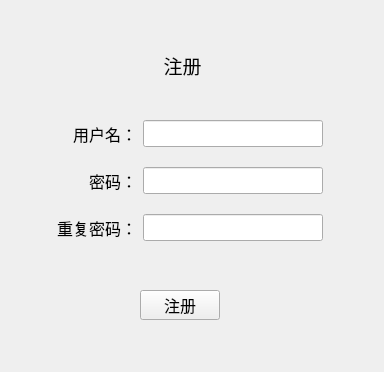
Qt form forms/form_register.ui (FrancisOWO/NetSyncDisk) before a commit.
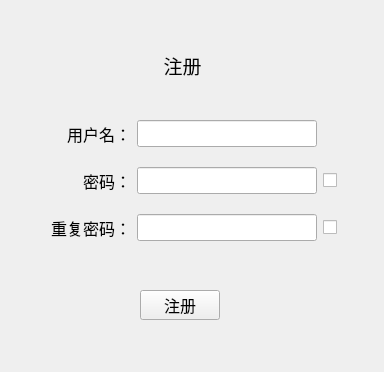
The same form after that commit.

The edit to the form file:
```diff
--- a/forms/form_register.ui
+++ b/forms/form_register.ui
@@ -52,12 +52,12 @@
     <string>注册</string>
    </property>
   </widget>
-  <widget class="QWidget" name="layoutWidget">
+  <widget class="QWidget" name="">
    <property name="geometry">
     <rect>
-     <x>50</x>
+     <x>51</x>
      <y>120</y>
-     <width>273</width>
+     <width>299</width>
      <height>121</height>
     </rect>
    </property>
@@ -98,6 +98,19 @@
       </property>
      </widget>
     </item>
+    <item row="0" column="2" rowspan="2">
+     <spacer name="verticalSpacer_5">
+      <property name="orientation">
+       <enum>Qt::Vertical</enum>
+      </property>
+      <property name="sizeHint" stdset="0">
+       <size>
+        <width>20</width>
+        <height>40</height>
+       </size>
+      </property>
+     </spacer>
+    </item>
     <item row="1" column="0">
      <spacer name="verticalSpacer_4">
       <property name="orientation">
@@ -163,6 +176,18 @@
       </property>
      </widget>
     </item>
+    <item row="2" column="2">
+     <widget class="QCheckBox" name="chkPwd1Vis">
+      <property name="font">
+       <font>
+        <pointsize>10</pointsize>
+       </font>
+      </property>
+      <property name="text">
+       <string/>
+      </property>
+     </widget>
+    </item>
     <item row="3" column="0">
      <spacer name="verticalSpacer_3">
       <property name="orientation">
@@ -189,6 +214,19 @@
       </property>
      </spacer>
     </item>
+    <item row="3" column="2">
+     <spacer name="verticalSpacer_6">
+      <property name="orientation">
+       <enum>Qt::Vertical</enum>
+      </property>
+      <property name="sizeHint" stdset="0">
+       <size>
+        <width>20</width>
+        <height>13</height>
+       </size>
+      </property>
+     </spacer>
+    </item>
     <item row="4" column="0">
      <widget class="QLabel" name="label_4">
       <property name="font">
@@ -228,6 +266,18 @@
       </property>
      </widget>
     </item>
+    <item row="4" column="2">
+     <widget class="QCheckBox" name="chkPwd2Vis">
+      <property name="font">
+       <font>
+        <pointsize>10</pointsize>
+       </font>
+      </property>
+      <property name="text">
+       <string/>
+      </property>
+     </widget>
+    </item>
    </layout>
   </widget>
  </widget>
```
